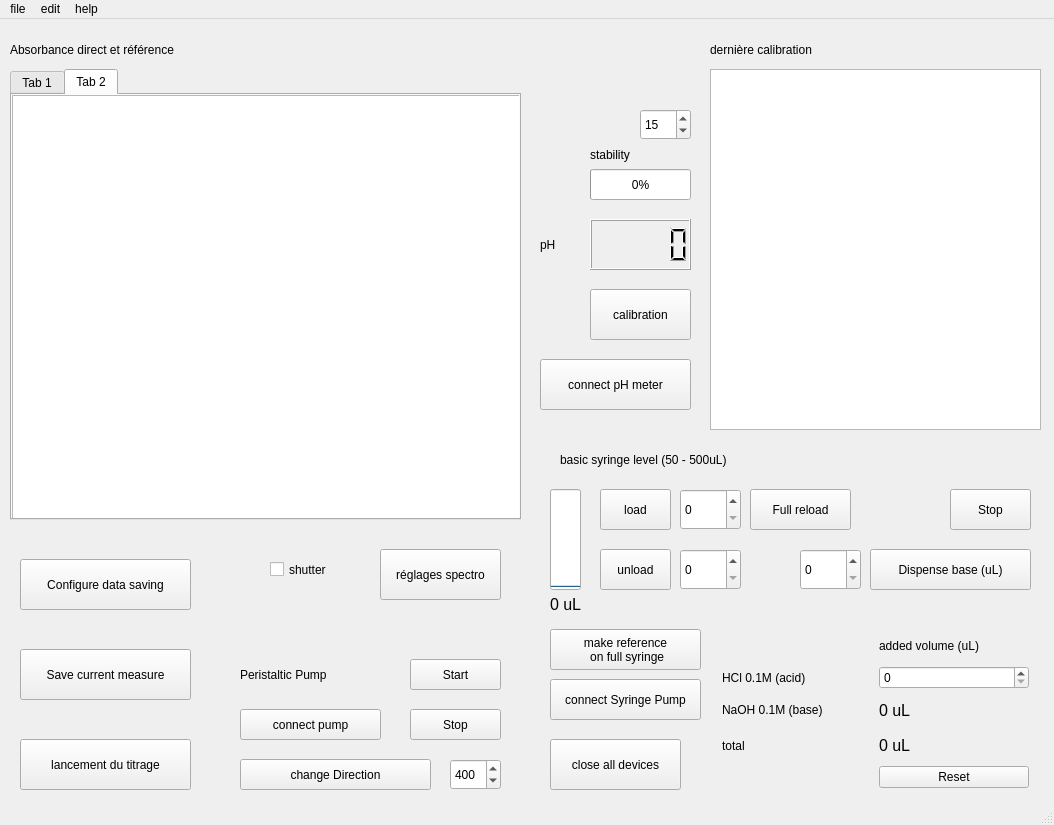
Qt form ui_files/panneau_de_controle.ui (laurentsiou1/dommino-app) before a commit.
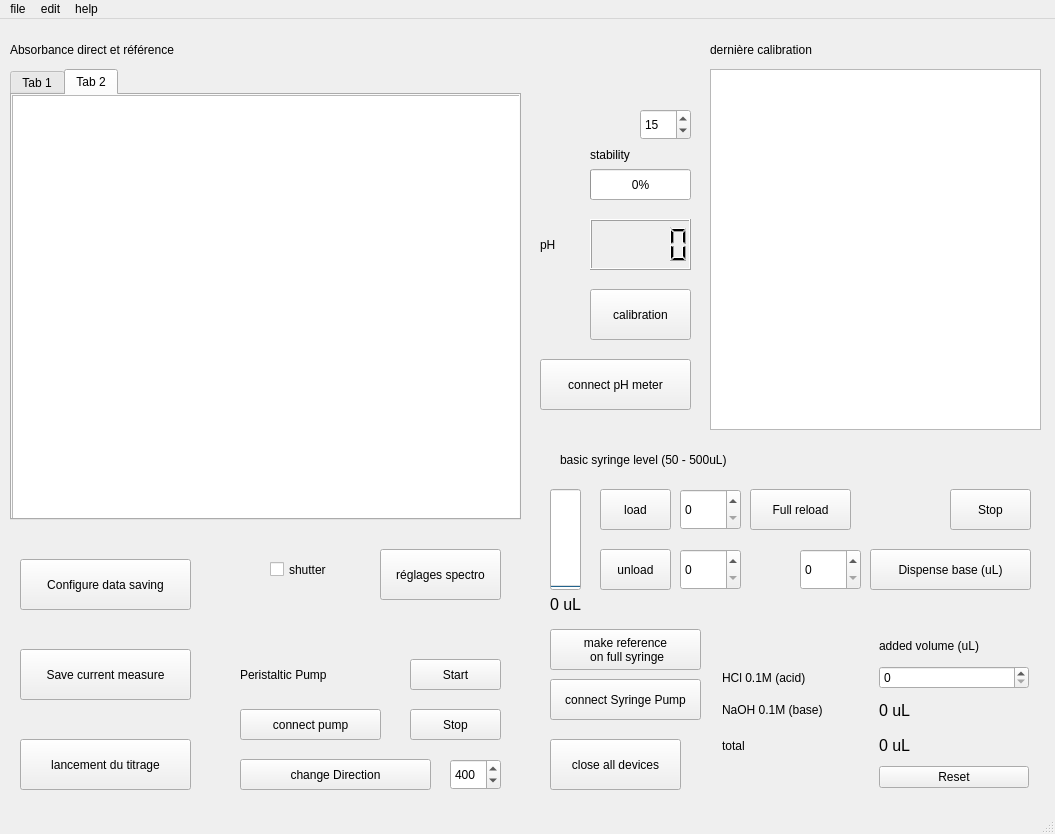
The same form after that commit.

```diff
--- a/ui_files/panneau_de_controle.ui
+++ b/ui_files/panneau_de_controle.ui
@@ -6,8 +6,8 @@
    <rect>
     <x>0</x>
     <y>0</y>
-    <width>1054</width>
-    <height>825</height>
+    <width>1055</width>
+    <height>834</height>
    </rect>
   </property>
   <property name="tabletTracking">
@@ -664,7 +664,7 @@
     <rect>
      <x>0</x>
      <y>0</y>
-     <width>1054</width>
+     <width>1055</width>
      <height>18</height>
     </rect>
    </property>
```
